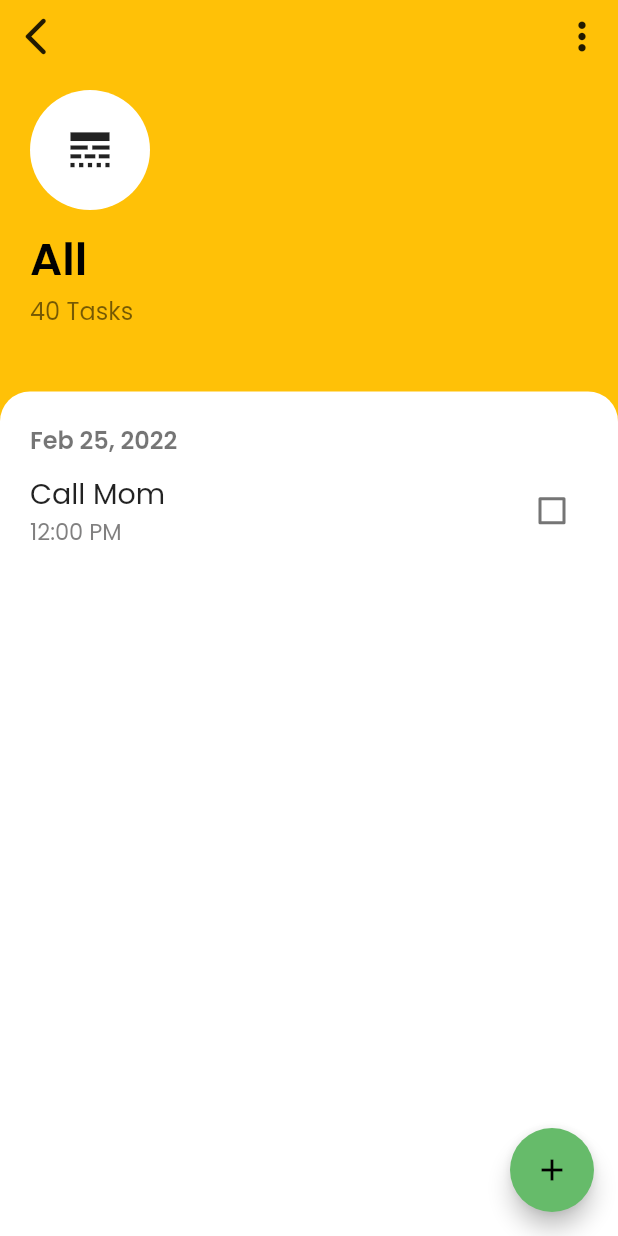
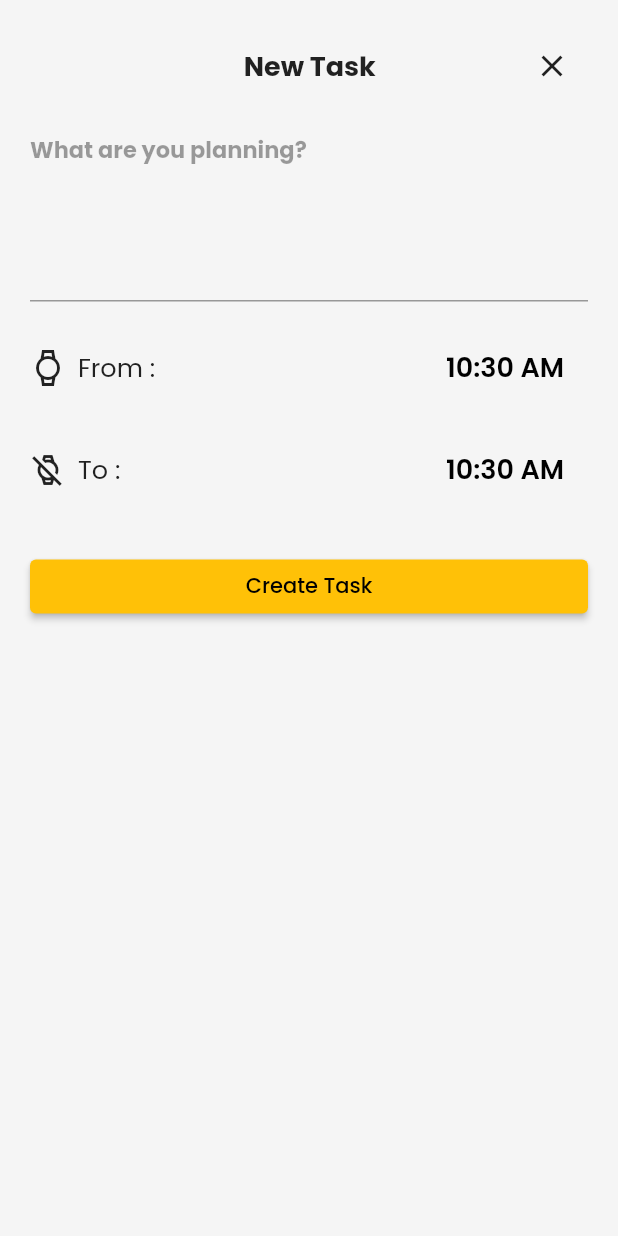
Before and after one commit to osmanmaltiti/ToDo-Mobile-App, a Flutter app: the TaskPage screen opened directly, after a tap on the "add" icon, on a phone screen of 412 x 824 dp. Run offline on Flutter 3.47's test engine with Material 2 defaults, Android fonts, the phone set to English and light mode, and no system bars; our stand-ins replace google_fonts.

Commit message:
add: create task page

```diff
--- a/lib/view/homepage/components/bottom-sheet.dart
+++ b/lib/view/homepage/components/bottom-sheet.dart
@@ -24,7 +24,7 @@ class _CustomBottomSheetState extends State<CustomBottomSheet> {
         children: [
           const Text(
             "New Category",
-            style: TextStyle(fontSize: 30, fontWeight: FontWeight.bold),
+            style: TextStyle(fontSize: 25, fontWeight: FontWeight.bold),
           ),
           DropdownButton(
             value: category,
--- a/lib/view/tasks/create-task.dart
+++ b/lib/view/tasks/create-task.dart
@@ -0,0 +1,155 @@
+import 'package:flutter/material.dart';
+
+class CreateTask extends StatefulWidget {
+  const CreateTask({super.key});
+
+  @override
+  State<CreateTask> createState() => _CreateTaskState();
+}
+
+class _CreateTaskState extends State<CreateTask> {
+  String task = '';
+  TimeOfDay _from = TimeOfDay.now();
+  TimeOfDay _to = TimeOfDay.now();
+
+  @override
+  Widget build(BuildContext context) {
+    return Scaffold(
+      backgroundColor: Colors.grey[100],
+      body: SafeArea(
+        child: Padding(
+          padding: const EdgeInsets.all(20.0),
+          child: Column(
+            mainAxisAlignment: MainAxisAlignment.start,
+            crossAxisAlignment: CrossAxisAlignment.start,
+            children: [
+              Row(
+                mainAxisAlignment: MainAxisAlignment.spaceBetween,
+                crossAxisAlignment: CrossAxisAlignment.center,
+                children: [
+                  const SizedBox(
+                    width: 49,
+                  ),
+                  const Text(
+                    "New Task",
+                    style: TextStyle(fontSize: 18, fontWeight: FontWeight.bold),
+                  ),
+                  IconButton(
+                    onPressed: (() => {Navigator.of(context).pop()}),
+                    icon: const Icon(
+                      Icons.close,
+                    ),
+                  ),
+                ],
+              ),
+              const SizedBox(
+                height: 20,
+              ),
+              const Text(
+                "What are you planning?",
+                style: TextStyle(
+                  fontSize: 15,
+                  color: Colors.black38,
+                  fontWeight: FontWeight.bold,
+                ),
+              ),
+              TextField(
+                maxLines: 3,
+                onChanged: ((value) => {
+                      setState((() => task = value)),
+                    }),
+              ),
+              const SizedBox(
+                height: 20,
+              ),
+              Row(
+                mainAxisAlignment: MainAxisAlignment.spaceBetween,
+                children: [
+                  Row(
+                    children: const [
+                      Icon(Icons.watch_outlined),
+                      SizedBox(
+                        width: 8,
+                      ),
+                      Text(
+                        'From :',
+                        style: TextStyle(fontSize: 17),
+                      ),
+                    ],
+                  ),
+                  ElevatedButton(
+                    onPressed: (() => showTimePicker(
+                          context: context,
+                          initialTime: _from,
+                        ).then(
+                          (value) => setState(
+                            () => {_from = value!},
+                          ),
+                        )),
+                    style: ElevatedButton.styleFrom(
+                        backgroundColor: Colors.grey[100], elevation: 0),
+                    child: Text(
+                      _from.format(context),
+                      style: const TextStyle(
+                          fontSize: 18, fontWeight: FontWeight.w600),
+                    ),
+                  ),
+                ],
+              ),
+              const SizedBox(
+                height: 20,
+              ),
+              Row(
+                mainAxisAlignment: MainAxisAlignment.spaceBetween,
+                children: [
+                  Row(
+                    children: const [
+                      Icon(Icons.watch_off_outlined),
+                      SizedBox(
+                        width: 8,
+                      ),
+                      Text(
+                        'To :',
+                        style: TextStyle(fontSize: 17),
+                      ),
+                    ],
+                  ),
+                  ElevatedButton(
+                    onPressed: (() => showTimePicker(
+                          context: context,
+                          initialTime: _to,
+                        ).then(
+                          (value) => setState(
+                            () => {_to = value!},
+                          ),
+                        )),
+                    style: ElevatedButton.styleFrom(
+                        backgroundColor: Colors.grey[100], elevation: 0),
+                    child: Text(
+                      _to.format(context),
+                      style: const TextStyle(
+                          fontSize: 18, fontWeight: FontWeight.w600),
+                    ),
+                  ),
+                ],
+              ),
+              const SizedBox(
+                height: 30,
+              ),
+              Row(
+                children: [
+                  Expanded(
+                    child: ElevatedButton(
+                      onPressed: (() => {}),
+                      child: const Text('Create Task'),
+                    ),
+                  ),
+                ],
+              )
+            ],
+          ),
+        ),
+      ),
+    );
+  }
+}
--- a/lib/view/tasks/index.dart
+++ b/lib/view/tasks/index.dart
@@ -1,5 +1,6 @@
 import 'package:flutter/material.dart';
 import 'package:todo_app/view/tasks/components/todo.component.dart';
+import 'package:todo_app/view/tasks/create-task.dart';
 
 class TaskPage extends StatefulWidget {
   const TaskPage({super.key});
@@ -106,7 +107,13 @@ class _TaskPageState extends State<TaskPage> {
         ),
       ),
       floatingActionButton: FloatingActionButton(
-        onPressed: () {},
+        onPressed: () {
+          Navigator.of(context).push(
+            MaterialPageRoute(
+              builder: ((context) => const CreateTask()),
+            ),
+          );
+        },
         backgroundColor: Colors.green[400],
         child: const Icon(Icons.add),
       ),
```
